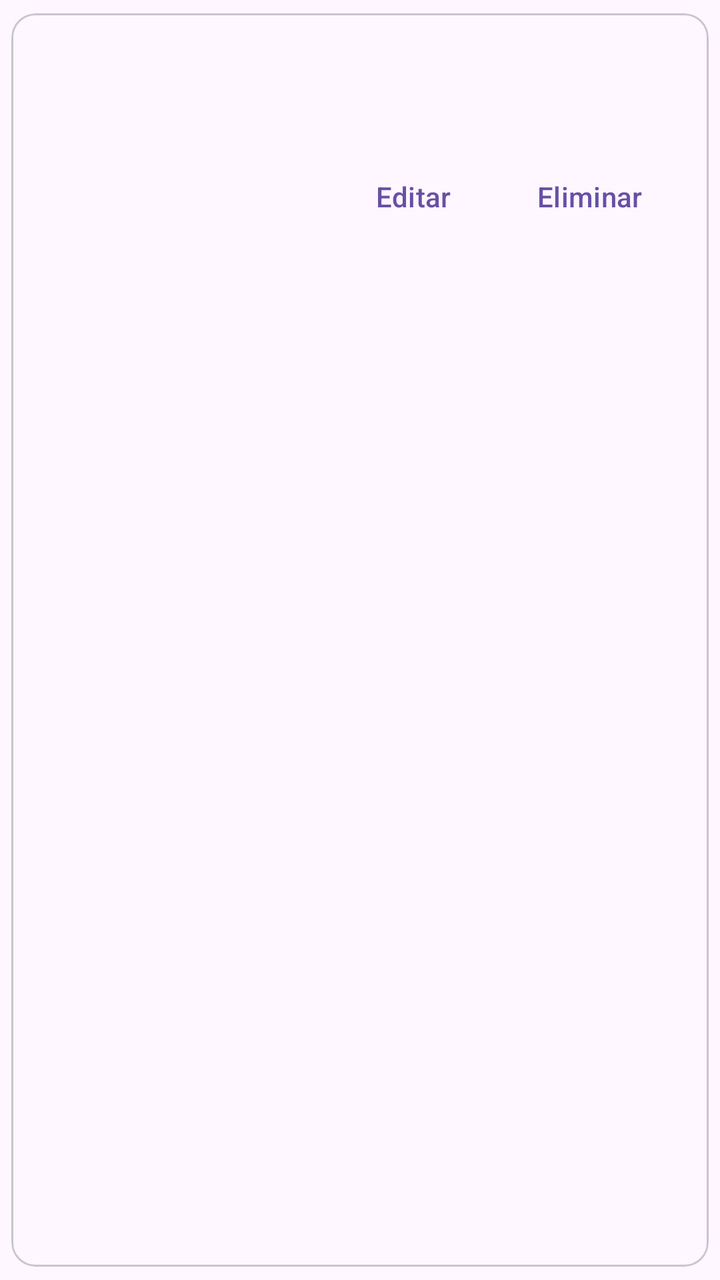
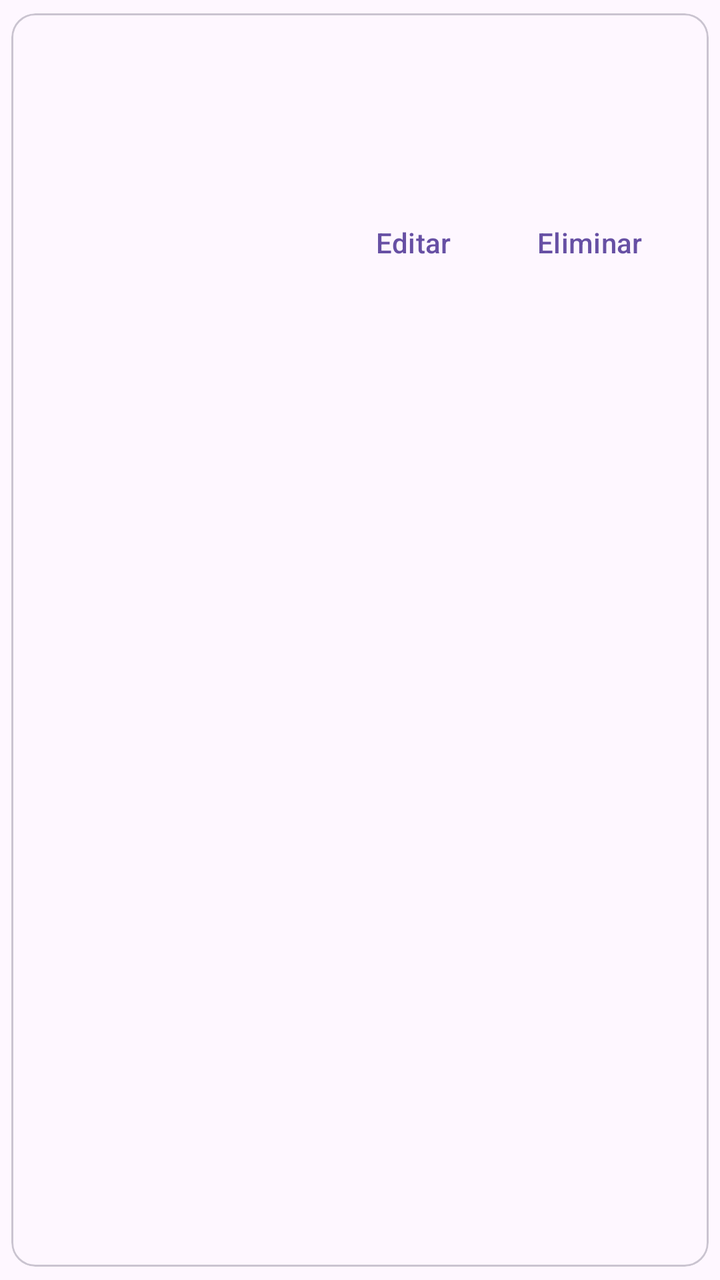

Before-and-after screenshots of an Android layout around one commit, followed by the original layout XML and the change that was made.
<!-- AndroidManifest.xml: application theme Theme.AlmacenTracker -->
<!-- res/layout/item_reference_proposal.xml -->
<?xml version="1.0" encoding="utf-8"?>
<com.google.android.material.card.MaterialCardView
    xmlns:android="http://schemas.android.com/apk/res/android"
    xmlns:app="http://schemas.android.com/apk/res-auto"
    android:layout_width="match_parent"
    android:layout_height="wrap_content"
    android:layout_marginHorizontal="16dp"
    android:layout_marginVertical="6dp"
    app:cardUseCompatPadding="true">

    <LinearLayout
        android:layout_width="match_parent"
        android:layout_height="wrap_content"
        android:orientation="vertical"
        android:padding="16dp">

        <TextView
            android:id="@+id/referenceValue"
            android:layout_width="match_parent"
            android:layout_height="wrap_content"
            android:textAppearance="?attr/textAppearanceTitleMedium" />

        <TextView
            android:id="@+id/referenceSource"
            android:layout_width="match_parent"
            android:layout_height="wrap_content"
            android:layout_marginTop="6dp"
            android:ellipsize="end"
            android:maxLines="2"
            android:textAppearance="?attr/textAppearanceBodySmall" />

        <TextView
            android:id="@+id/suggestionsTitle"
            android:layout_width="match_parent"
            android:layout_height="wrap_content"
            android:layout_marginTop="12dp"
            android:text="@string/reference_list_review_suggestions_title"
            android:textAppearance="?attr/textAppearanceLabelLarge"
            android:visibility="gone" />

        <com.google.android.material.chip.ChipGroup
            android:id="@+id/suggestionsGroup"
            android:layout_width="match_parent"
            android:layout_height="wrap_content"
            android:layout_marginTop="4dp"
            android:visibility="gone"
            app:chipSpacingHorizontal="8dp"
            app:chipSpacingVertical="4dp"
            app:singleLine="false" />

        <LinearLayout
            android:layout_width="match_parent"
            android:layout_height="wrap_content"
            android:layout_marginTop="8dp"
            android:gravity="end"
            android:orientation="horizontal">

            <com.google.android.material.button.MaterialButton
                android:id="@+id/editReferenceButton"
                style="@style/Widget.Material3.Button.TextButton"
                android:layout_width="wrap_content"
                android:layout_height="wrap_content"
                android:minHeight="48dp"
                android:text="@string/edit_action" />

            <com.google.android.material.button.MaterialButton
                android:id="@+id/deleteReferenceButton"
                style="@style/Widget.Material3.Button.TextButton"
                android:layout_width="wrap_content"
                android:layout_height="wrap_content"
                android:minHeight="48dp"
                android:text="@string/delete_action" />

        </LinearLayout>

    </LinearLayout>

</com.google.android.material.card.MaterialCardView>
<!-- resources referenced by this layout -->
<resources>
  <string name="delete_action">Eliminar</string>
  <string name="edit_action">Editar</string>
  <string name="reference_list_review_suggestions_title">
          Coincidencias sugeridas
      </string>
  <style name="Theme.AlmacenTracker" parent="Base.Theme.AlmacenTracker" />
  <style name="Base.Theme.AlmacenTracker" parent="Theme.Material3.DayNight.NoActionBar">
          
          
      </style>
</resources>

<!-- the commit's change to res/layout/item_reference_proposal.xml (unified diff, before → after) -->
@@ -19,6 +19,13 @@
             android:layout_width="match_parent"
             android:layout_height="wrap_content"
             android:textAppearance="?attr/textAppearanceTitleMedium" />
+
+        <TextView
+            android:id="@+id/matchStatusText"
+            android:layout_width="match_parent"
+            android:layout_height="wrap_content"
+            android:layout_marginTop="4dp"
+            android:textAppearance="?attr/textAppearanceLabelLarge" />
 
         <TextView
             android:id="@+id/referenceSource"
